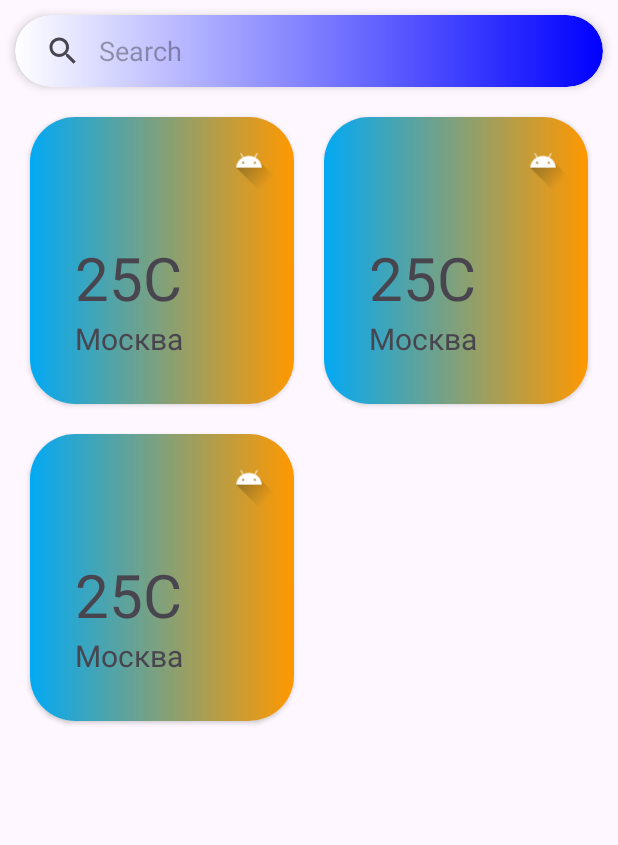
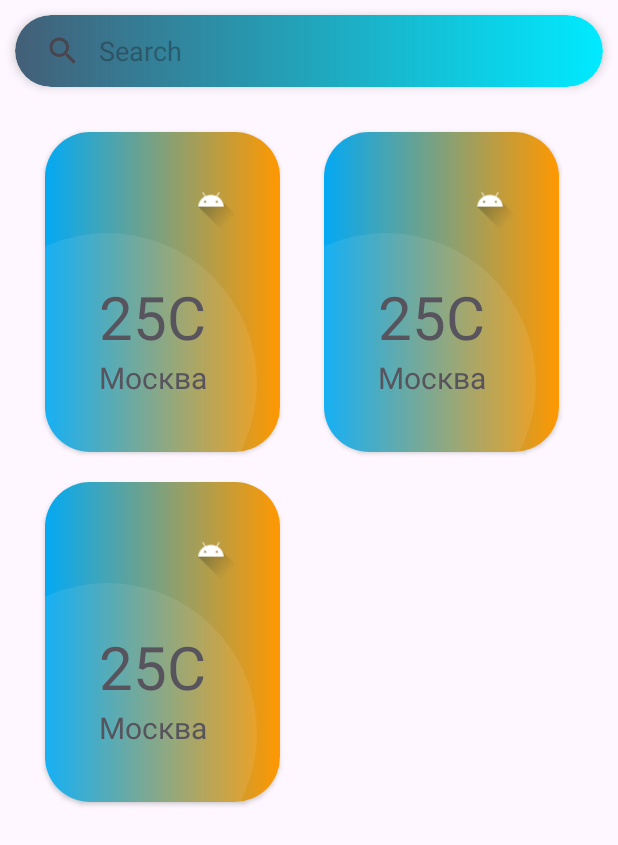
Before and after one commit to Kagemora/WeatherForecast, an Android app: the layout fragment_selected_cities.xml on its own in the app's theme, with its tools: preview values and no code run, on a phone screen of 412 x 824 dp. Shown: the top 845 px of the screen. Run offline under Robolectric (Android 15) with nearby library versions, the phone set to English and light mode, and no system bars; Roboto replaces fonts that are not available here.

Commit message:
visual adjustments

```diff
--- a/app/build.gradle.kts
+++ b/app/build.gradle.kts
@@ -74,6 +74,7 @@ dependencies {
     implementation(libs.material)
     implementation(libs.androidx.activity)
     implementation(libs.androidx.constraintlayout)
+    implementation(libs.androidx.cardview)
 
     //Jp Nav
     implementation(libs.androidx.navigation.fragment.ktx)
--- a/app/src/main/res/drawable/circle_shape_with_border.xml
+++ b/app/src/main/res/drawable/circle_shape_with_border.xml
@@ -1,6 +1,6 @@
 <?xml version="1.0" encoding="utf-8"?>
 <shape xmlns:android="http://schemas.android.com/apk/res/android">
     <solid android:color="#14FFFFFF"/>
-    <corners android:radius="50dp"/>
+    <corners android:radius="300dp"/>
 
 </shape>
--- a/app/src/main/res/drawable/gradient_background.xml
+++ b/app/src/main/res/drawable/gradient_background.xml
@@ -2,8 +2,8 @@
 <shape xmlns:android="http://schemas.android.com/apk/res/android">
     <gradient
         android:angle="0"
-        android:endColor="#0000FF"
-        android:startColor="#00D3D3D3"
+        android:endColor="#00EAFF"
+        android:startColor="#C3092E4E"
         android:type="linear"
         />
     <corners android:radius="30dp" />
--- a/app/src/main/res/layout/fragment_current_weather.xml
+++ b/app/src/main/res/layout/fragment_current_weather.xml
@@ -164,7 +164,7 @@
         android:layout_marginStart="10dp"
         android:layout_marginTop="10dp"
         android:layout_marginEnd="10dp"
-        android:backgroundTint="#56FFFFFF"
+        android:background="#56FFFFFF"
         app:tabIndicatorColor="@color/material_dynamic_neutral30"
         app:layout_constraintEnd_toEndOf="parent"
         app:layout_constraintStart_toStartOf="@+id/backgroundPurpleImageView"
--- a/app/src/main/res/layout/fragment_selected_cities.xml
+++ b/app/src/main/res/layout/fragment_selected_cities.xml
@@ -16,21 +16,22 @@
         app:layout_constraintEnd_toEndOf="parent"
         app:layout_constraintStart_toStartOf="parent"
         app:layout_constraintTop_toTopOf="parent">
-
         <SearchView
             android:id="@+id/searchV"
             android:layout_width="match_parent"
             android:layout_height="wrap_content"
+            android:queryBackground="@android:color/transparent"
             android:background="@drawable/gradient_background"
             android:iconifiedByDefault="false"
-            android:queryBackground="@android:color/transparent"
-            android:queryHint="Search" />
+            android:queryHint="Search"
+            />
     </androidx.cardview.widget.CardView>
 
     <androidx.recyclerview.widget.RecyclerView
         android:id="@+id/recyclerViewCities"
         android:layout_width="0dp"
         android:layout_height="0dp"
+        android:padding="10dp"
         android:layout_marginStart="10dp"
         android:layout_marginTop="10dp"
         android:layout_marginEnd="10dp"
--- a/app/src/main/res/layout/list_city_selected.xml
+++ b/app/src/main/res/layout/list_city_selected.xml
@@ -2,53 +2,59 @@
     xmlns:app="http://schemas.android.com/apk/res-auto"
 
     xmlns:tools="http://schemas.android.com/tools"
-    android:layout_width="match_parent"
+    android:layout_width="wrap_content"
     android:layout_height="wrap_content"
     android:layout_margin="10dp"
-    app:cardElevation="2dp"
-    app:cardCornerRadius="30dp">
+    app:cardCornerRadius="30dp"
+    app:cardElevation="2dp">
 
     <androidx.constraintlayout.widget.ConstraintLayout
         android:layout_width="match_parent"
         android:layout_height="wrap_content"
-        android:background="@drawable/rounded_rectangle_gradient">
+        android:background="@drawable/rounded_rectangle_gradient"
+        android:clipChildren="false"
+        android:clipToPadding="false"
+        android:padding="16dp">
 
         <TextView
             android:id="@+id/temperatureTV"
             android:layout_width="wrap_content"
             android:layout_height="wrap_content"
-            android:layout_marginStart="30dp"
+            android:layout_marginStart="20dp"
             android:fontFamily="@font/alata"
             android:paddingTop="30dp"
             android:paddingEnd="30dp"
             android:text="25C"
             android:textSize="40dp"
             app:layout_constraintStart_toStartOf="parent"
-            app:layout_constraintTop_toBottomOf="@+id/imageView2" />
+            app:layout_constraintTop_toBottomOf="@+id/conditionIV" />
 
         <TextView
             android:id="@+id/citySelectedTV"
             android:layout_width="wrap_content"
             android:layout_height="wrap_content"
+            android:layout_marginBottom="20dp"
             android:fontFamily="@font/alata"
-            android:paddingBottom="30dp"
             android:text="Москва"
             android:textSize="20dp"
+            app:layout_constraintBottom_toBottomOf="parent"
             app:layout_constraintStart_toStartOf="@+id/temperatureTV"
             app:layout_constraintTop_toBottomOf="@+id/temperatureTV" />
 
         <ImageView
-            android:id="@+id/imageView3"
-            android:layout_width="wrap_content"
-            android:layout_height="wrap_content"
+            android:id="@+id/circleIV"
+            android:layout_width="200dp"
+            android:layout_height="200dp"
+            android:layout_marginStart="-75dp"
+            android:layout_marginBottom="-70dp"
             app:layout_constraintBottom_toBottomOf="parent"
-            app:layout_constraintEnd_toEndOf="parent"
             app:layout_constraintStart_toStartOf="parent"
             app:layout_constraintTop_toTopOf="parent"
+            app:layout_constraintVertical_bias="1"
             app:srcCompat="@drawable/circle_shape_with_border" />
 
         <ImageView
-            android:id="@+id/imageView2"
+            android:id="@+id/conditionIV"
             android:layout_width="40dp"
             android:layout_height="40dp"
             android:layout_marginTop="10dp"
--- a/app/src/main/res/layout/list_item.xml
+++ b/app/src/main/res/layout/list_item.xml
@@ -8,7 +8,7 @@
     android:layout_marginEnd="3dp"
     android:layout_marginBottom="3dp"
     android:layout_marginTop="3dp"
-    android:backgroundTint="#56FFFFFF"
+    app:cardBackgroundColor="#56FFFFFF"
     app:cardCornerRadius="15dp"
     app:cardElevation="0dp"
     tools:backgroundTint="@android:color/holo_blue_bright">
--- a/gradle/libs.versions.toml
+++ b/gradle/libs.versions.toml
@@ -43,6 +43,7 @@ lifecycleViewmodelKtx = "2.7.0"
 #ui
 recyclerview = "1.3.2"
 recyclerviewSelection = "1.1.0"
+cardview="1.0.0"
 material = "1.12.0"
 activity = "1.9.0"
 constraintlayout = "2.1.4"
@@ -87,6 +88,7 @@ okhttp3-logging-interceptor = { module = "com.squareup.okhttp3:logging-intercept
 okhttp3-okhttp = { module = "com.squareup.okhttp3:okhttp", version.ref = "okhttpVersion" }
 picasso = { module = "com.squareup.picasso:picasso", version.ref = "picasso" }
 retrofit = { module = "com.squareup.retrofit2:retrofit", version.ref = "retrofit" }
+androidx-cardview = { group = "androidx.appcompat", name = "cardview", version.ref = "cardview" }
 
 
 [plugins]
```
